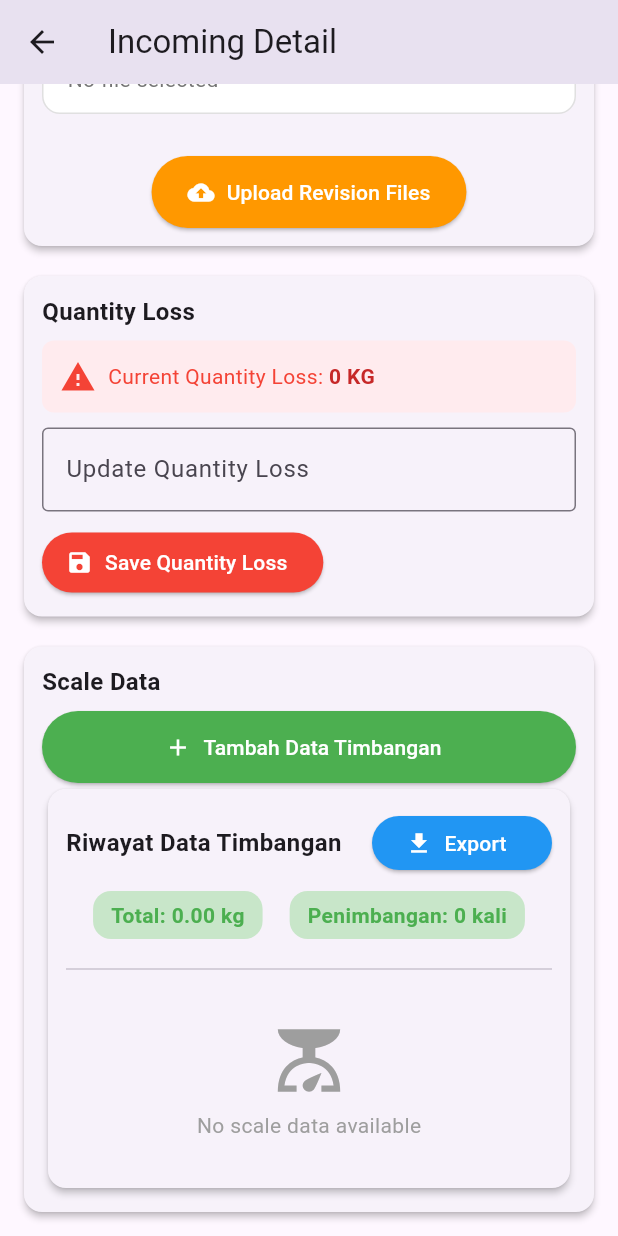
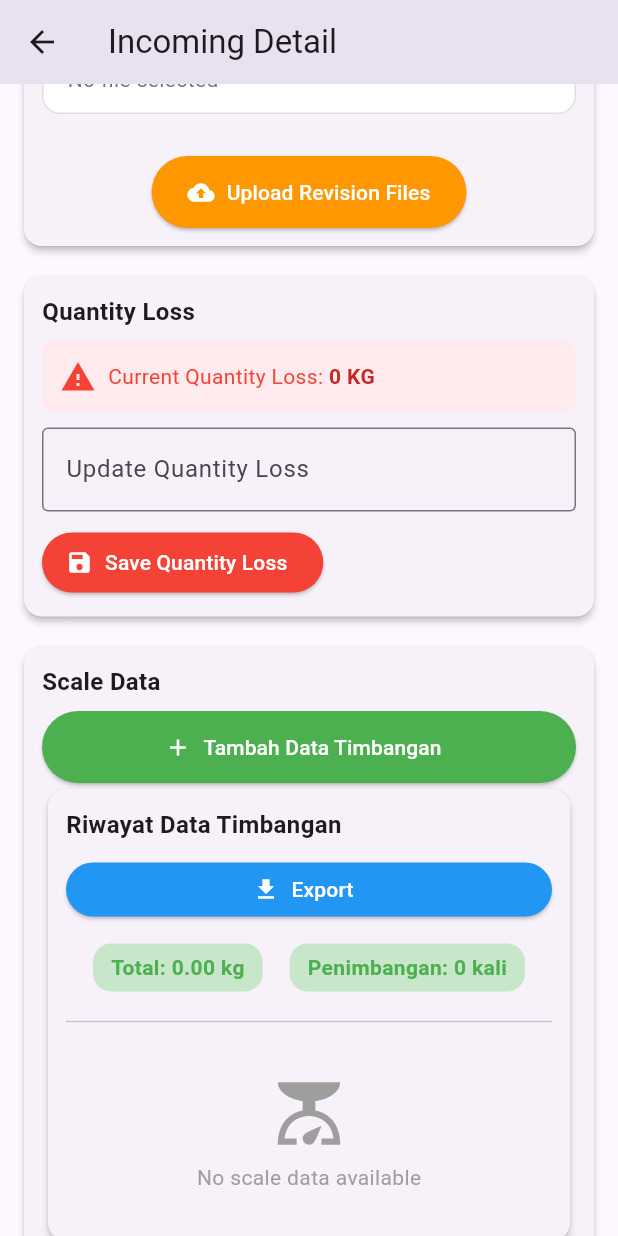
Before and after one commit to AgassiPutra/rm_inventory_new, a Flutter app: the IncomingDetailPage screen opened directly with empty values, scrolled down 933 dp, on a phone screen of 412 x 824 dp. Run offline on Flutter 3.47's test engine with Material 3 defaults, Android fonts, the phone set to English and light mode, and no system bars; our stand-ins replace csv, fl_chart, flutter_blue_plus, image_picker, pdf, permission_handler and 1 more; missing offline and left inert: dart:html, dart:js_util, flutter_web_bluetooth; accounts and stored records are empty; network calls fail.

Commit message:
fix tombol export overflow pada mobile

```diff
--- a/lib/screens/incomingdetailpage.dart
+++ b/lib/screens/incomingdetailpage.dart
@@ -1048,14 +1048,20 @@ class _IncomingDetailPageState extends State<IncomingDetailPage> {
         child: Column(
           crossAxisAlignment: CrossAxisAlignment.start,
           children: [
-            Row(
+            (() {
+              if (title == 'Riwayat Data Timbangan') {
+                if (kIsWeb) {
+                  // Web: tombol di samping judul
+                  return Row(
                     mainAxisAlignment: MainAxisAlignment.spaceBetween,
                     children: [
-                Text(
+                      Flexible(
+                        child: Text(
                           title,
                           style: TextStyle(fontWeight: FontWeight.bold, fontSize: 16),
-                ),
-                if (title == 'Riwayat Data Timbangan')
+                          overflow: TextOverflow.ellipsis,
+                        ),
+                      ),
                       ElevatedButton.icon(
                         icon: Icon(Icons.file_download),
                         label: Text('Export'),
@@ -1117,7 +1123,100 @@ class _IncomingDetailPageState extends State<IncomingDetailPage> {
                         },
                       ),
                     ],
-            ),
+                  );
+                } else {
+                  // Mobile: tombol di bawah judul dan full width
+                  return Column(
+                    crossAxisAlignment: CrossAxisAlignment.start,
+                    children: [
+                      Text(
+                        title,
+                        style: TextStyle(fontWeight: FontWeight.bold, fontSize: 16),
+                        overflow: TextOverflow.ellipsis,
+                      ),
+                      Padding(
+                        padding: const EdgeInsets.only(top: 8.0, bottom: 4.0),
+                        child: SizedBox(
+                          width: double.infinity,
+                          child: ElevatedButton.icon(
+                            icon: Icon(Icons.file_download),
+                            label: Text('Export'),
+                            style: ElevatedButton.styleFrom(
+                              backgroundColor: Colors.blue,
+                              foregroundColor: Colors.white,
+                              minimumSize: Size(double.infinity, 36),
+                            ),
+                            onPressed: () {
+                              showDialog(
+                                context: context,
+                                builder: (ctx) => AlertDialog(
+                                  title: Text('Export Data Timbangan'),
+                                  content: Text('Pilih format export:'),
+                                  actions: [
+                                    TextButton.icon(
+                                      icon: Icon(Icons.file_download),
+                                      label: Text('CSV'),
+                                      onPressed: () {
+                                        Navigator.pop(ctx);
+                                        exportScaleDataToCSV(scaleData);
+                                      },
+                                    ),
+                                    TextButton.icon(
+                                      icon: Icon(Icons.picture_as_pdf),
+                                      label: Text('PDF'),
+                                      onPressed: () {
+                                        Navigator.pop(ctx);
+                                        final pdfDoc = pw.Document();
+                                        exportScaleDataToPDF(
+                                          scaleData: scaleData,
+                                          faktur: widget.data['faktur'] ?? '',
+                                          supplier: widget.data['supplier'] ?? '',
+                                          totalWeight: scaleData.fold<double>(
+                                            0,
+                                            (sum, item) =>
+                                                sum +
+                                                (item['weight'] is num
+                                                    ? item['weight']
+                                                    : double.tryParse(
+                                                            item['weight']
+                                                                    ?.toString() ??
+                                                                '0',
+                                                          ) ??
+                                                          0),
+                                          ),
+                                          totalCount: scaleData.length,
+                                          pdfDoc: pdfDoc,
+                                        );
+                                      },
+                                    ),
+                                    TextButton(
+                                      child: Text('Batal'),
+                                      onPressed: () => Navigator.pop(ctx),
+                                    ),
+                                  ],
+                                ),
+                              );
+                            },
+                          ),
+                        ),
+                      ),
+                    ],
+                  );
+                }
+              } else {
+                // Section lain
+                return Column(
+                  crossAxisAlignment: CrossAxisAlignment.start,
+                  children: [
+                    Text(
+                      title,
+                      style: TextStyle(fontWeight: FontWeight.bold, fontSize: 16),
+                      overflow: TextOverflow.ellipsis,
+                    ),
+                  ],
+                );
+              }
+            })(),
             if (subtitle != null) ...[
               SizedBox(height: 4),
               Text(subtitle, style: TextStyle(color: Colors.grey)),
```
Lines whose indentation alone changed are shown as unchanged.
